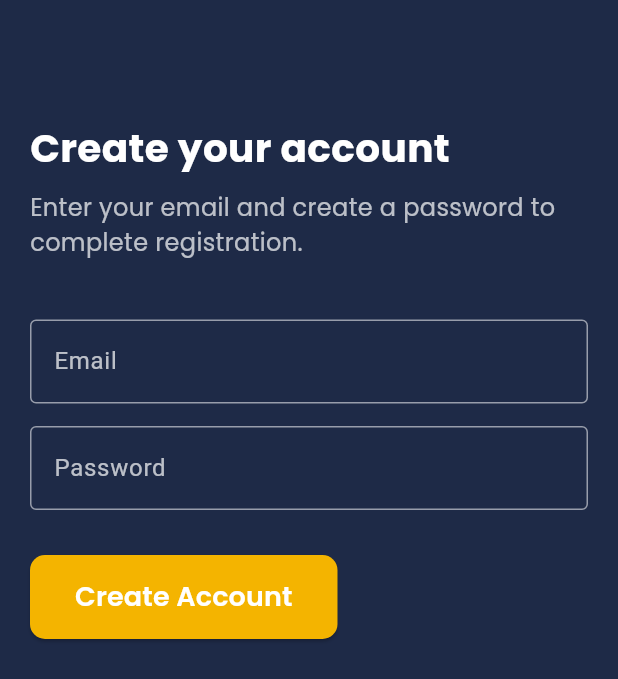
After one commit to LechehebDjaafar/investme, a Flutter app: the EmailPasswordScreen screen opened by its route, on a phone screen of 412 x 824 dp. The commit adds this screen. Shown: the top 679 px of the screen. Run offline on Flutter 3.47's test engine with Material 3 defaults, Android fonts, the light colour scheme and no system bars; our stand-ins replace firebase_core, go_router, google_fonts; accounts and stored records are empty.

Commit message:
InvestMe

```diff
--- a/lib/router.dart
+++ b/lib/router.dart
@@ -1,6 +1,7 @@
 import 'package:flutter/material.dart';
 import 'package:go_router/go_router.dart';
 import 'screens/onboarding/splash_screen.dart' as splash;
+import 'screens/onboarding/email_password.dart' as emailpassword;
 import 'screens/onboarding/name_input.dart' as nameInput;
 import 'screens/onboarding/age_gender.dart' as ageGender;
 import 'screens/onboarding/investor_or_entrepreneur.dart' as roleSelection;
@@ -37,5 +38,13 @@ final GoRouter router = GoRouter(
         return home.HomeScreen(userRole: userRole ?? 'Investor');
       },
     ),
+    GoRoute(
+  path: '/onboarding/email-password',
+  name: 'email-password',
+  builder: (context, state) {
+    final String? userRole = state.extra as String?;
+    return emailpassword.EmailPasswordScreen(userRole: userRole ?? 'Investor');
+  },
+),
   ],
 );
--- /dev/null
+++ b/lib/screens/onboarding/email_password.dart
@@ -0,0 +1,107 @@
+import 'package:flutter/material.dart';
+import 'package:google_fonts/google_fonts.dart';
+import 'package:go_router/go_router.dart';
+
+class EmailPasswordScreen extends StatefulWidget {
+  final String userRole; // الدور المختار (مستثمر أو رائد أعمال)
+
+  const EmailPasswordScreen({Key? key, required this.userRole}) : super(key: key);
+
+  @override
+  _EmailPasswordScreenState createState() => _EmailPasswordScreenState();
+}
+
+class _EmailPasswordScreenState extends State<EmailPasswordScreen> {
+  final TextEditingController _emailController = TextEditingController();
+  final TextEditingController _passwordController = TextEditingController();
+
+  void _createAccount(BuildContext context) {
+    if (_emailController.text.isNotEmpty && _passwordController.text.isNotEmpty) {
+      // الانتقال إلى الصفحة الرئيسية مع تمرير الدور المختار
+      context.go('/home', extra: widget.userRole);
+    }
+  }
+
+  @override
+  Widget build(BuildContext context) {
+    return Scaffold(
+      backgroundColor: const Color(0xFF1E2A47), // خلفية أزرق داكن
+      body: Padding(
+        padding: const EdgeInsets.all(20.0),
+        child: Column(
+          crossAxisAlignment: CrossAxisAlignment.start,
+          children: [
+            const SizedBox(height: 60),
+            Text(
+              "Create your account",
+              style: GoogleFonts.poppins(
+                fontSize: 26,
+                fontWeight: FontWeight.bold,
+                color: Colors.white, // نص أبيض
+              ),
+            ),
+            const SizedBox(height: 10),
+            Text(
+              "Enter your email and create a password to complete registration.",
+              style: GoogleFonts.poppins(
+                fontSize: 16,
+                color: Colors.white70, // نص رمادي فاتح
+              ),
+            ),
+            const SizedBox(height: 40),
+            // حقل البريد الإلكتروني
+            TextField(
+              controller: _emailController,
+              keyboardType: TextInputType.emailAddress,
+              style: TextStyle(color: Colors.white), // نص أبيض
+              decoration: InputDecoration(
+                labelText: "Email",
+                labelStyle: TextStyle(color: Colors.white70), // نص رمادي فاتح
+                enabledBorder: OutlineInputBorder(
+                  borderSide: BorderSide(color: Colors.white54), // حدود رمادية
+                ),
+                focusedBorder: OutlineInputBorder(
+                  borderSide: BorderSide(color: const Color(0xFF4A90E2)), // حدود زرقاء فاتحة
+                ),
+              ),
+            ),
+            const SizedBox(height: 15),
+            // حقل كلمة المرور
+            TextField(
+              controller: _passwordController,
+              obscureText: true,
+              style: TextStyle(color: Colors.white), // نص أبيض
+              decoration: InputDecoration(
+                labelText: "Password",
+                labelStyle: TextStyle(color: Colors.white70), // نص رمادي فاتح
+                enabledBorder: OutlineInputBorder(
+                  borderSide: BorderSide(color: Colors.white54), // حدود رمادية
+                ),
+                focusedBorder: OutlineInputBorder(
+                  borderSide: BorderSide(color: const Color(0xFF4A90E2)), // حدود زرقاء فاتحة
+                ),
+              ),
+            ),
+            const SizedBox(height: 30),
+            // زر إنشاء الحساب
+            ElevatedButton(
+              onPressed: () => _createAccount(context),
+              style: ElevatedButton.styleFrom(
+                backgroundColor: const Color(0xFFF4B400), // زر ذهبي
+                foregroundColor: Colors.white, // نص أبيض
+                padding: const EdgeInsets.symmetric(vertical: 15, horizontal: 30),
+                shape: RoundedRectangleBorder(
+                  borderRadius: BorderRadius.circular(10),
+                ),
+              ),
+              child: Text(
+                "Create Account",
+                style: GoogleFonts.poppins(fontSize: 18, fontWeight: FontWeight.w600),
+              ),
+            ),
+          ],
+        ),
+      ),
+    );
+  }
+}
--- a/lib/screens/onboarding/investor_or_entrepreneur.dart
+++ b/lib/screens/onboarding/investor_or_entrepreneur.dart
@@ -49,7 +49,7 @@ class _InvestorOrEntrepreneurScreenState
               onPressed: selectedRole != null
                   ? () {
                       // الانتقال إلى الصفحة الرئيسية مع تمرير الدور المختار
-                      context.go('/home', extra: selectedRole);
+                      context.go('/onboarding/email-password', extra: selectedRole);
                     }
                   : null, // عطل الزر إذا لم يتم اختيار الدور
               style: ElevatedButton.styleFrom(
```
